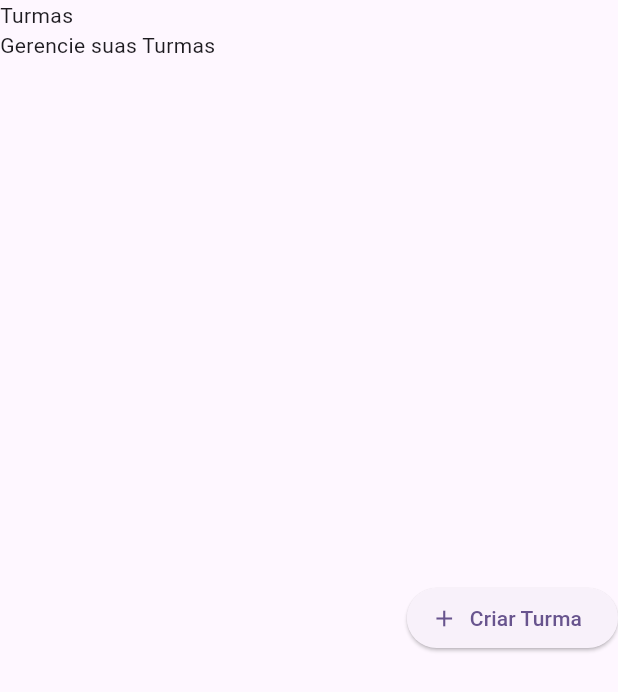
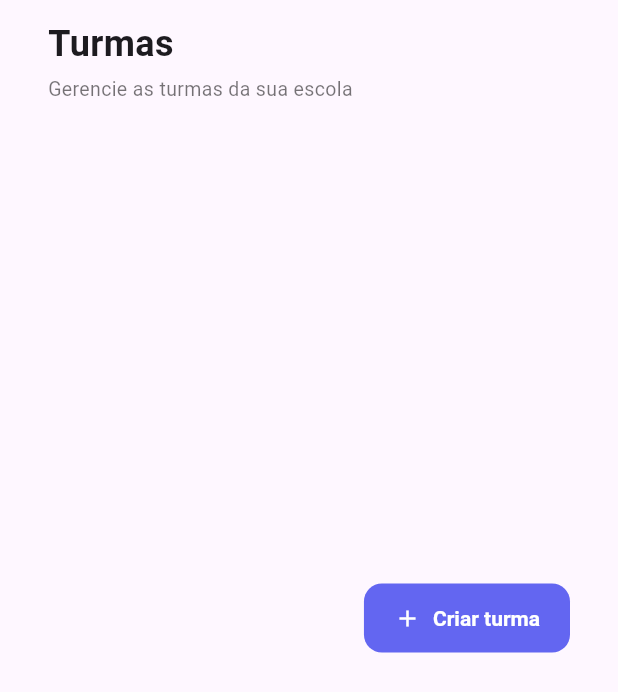
Before and after one commit to ianpage08/athena_admin_web, a Flutter app: the TurmaHeader widget shown alone on an empty page, opened directly, on a phone screen of 412 x 824 dp. Shown: the top 692 px of the screen. Run offline on Flutter 3.47's test engine with Material 3 defaults, Android fonts, the phone set to English and light mode, and no system bars; our stand-ins replace go_router.

Commit message:
feat(turmas): adicionar página de turmas com header, métricas e tabela

```diff
--- a/lib/features/classe/widgets/turma_header.dart
+++ b/lib/features/classe/widgets/turma_header.dart
@@ -5,7 +5,7 @@ class Turmas {
   final String professor;
   final int numeroAlunos;
   final String periodo;
-  final String status;
+  final bool status;
   final String ultimaAtualizacao;
 
   Turmas({
@@ -23,20 +23,53 @@ class TurmaHeader extends StatelessWidget {
 
   @override
   Widget build(BuildContext context) {
-    return Row(
-      children: [
-        Column(
-          crossAxisAlignment: CrossAxisAlignment.start,
-          children: [
-            Text('Turmas'),
-            Text('Gerencie suas Turmas')
+    return Padding(
+      padding: const EdgeInsets.symmetric(horizontal: 32, vertical: 12),
+      child: Row(
+        mainAxisAlignment: MainAxisAlignment.spaceBetween,
+        crossAxisAlignment: CrossAxisAlignment.center,
+        children: [
+          // Título + subtítulo
+          Column(
+            crossAxisAlignment: CrossAxisAlignment.start,
+            children: const [
+              Text(
+                'Turmas',
+                style: TextStyle(fontSize: 24, fontWeight: FontWeight.bold),
+              ),
+              SizedBox(height: 4),
+              Text(
+                'Gerencie as turmas da sua escola',
+                style: TextStyle(fontSize: 13, color: Colors.black54),
+              ),
             ],
-        ),
-        Spacer(),
-        ElevatedButton.icon(onPressed: () {
+          ),
 
-        }, label: Text('Criar Turma'), icon: Icon(Icons.add),)
-      ],
+          // Botão de ação principal
+          ElevatedButton.icon(
+            onPressed: () {
+              // TODO: criar turma
+            },
+            icon: const Icon(Icons.add, size: 18),
+            label: const Text('Criar turma'),
+            style: ElevatedButton.styleFrom(
+              elevation: 0,
+              backgroundColor: const Color(
+                0xFF6366F1,
+              ), // mesmo tom das métricas
+              foregroundColor: Colors.white,
+              padding: const EdgeInsets.symmetric(horizontal: 20, vertical: 14),
+              shape: RoundedRectangleBorder(
+                borderRadius: BorderRadius.circular(12),
+              ),
+              textStyle: const TextStyle(
+                fontWeight: FontWeight.w600,
+                fontSize: 14,
+              ),
+            ),
+          ),
+        ],
+      ),
     );
   }
 }
```
Also changed, not shown: lib/features/classe/turmas_page.dart (+18 -3 lines), lib/features/classe/widgets/table_turma.dart (added, +179 -0 lines), lib/features/classe/widgets/turma_metricas.dart (added, +114 -0 lines).
